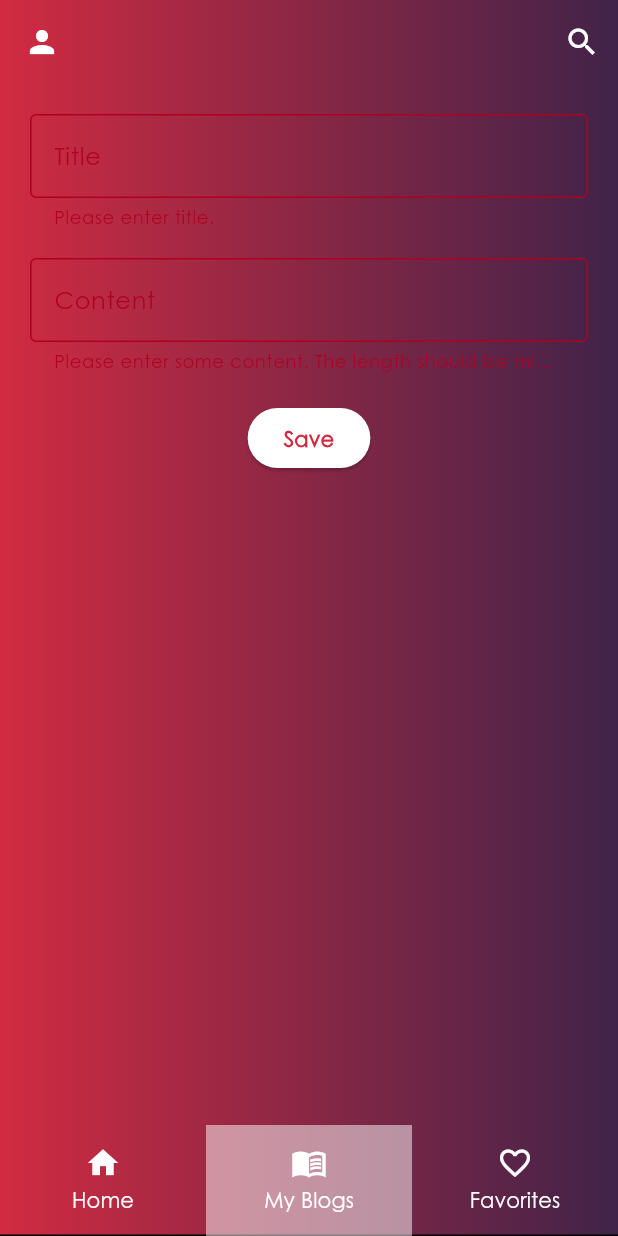
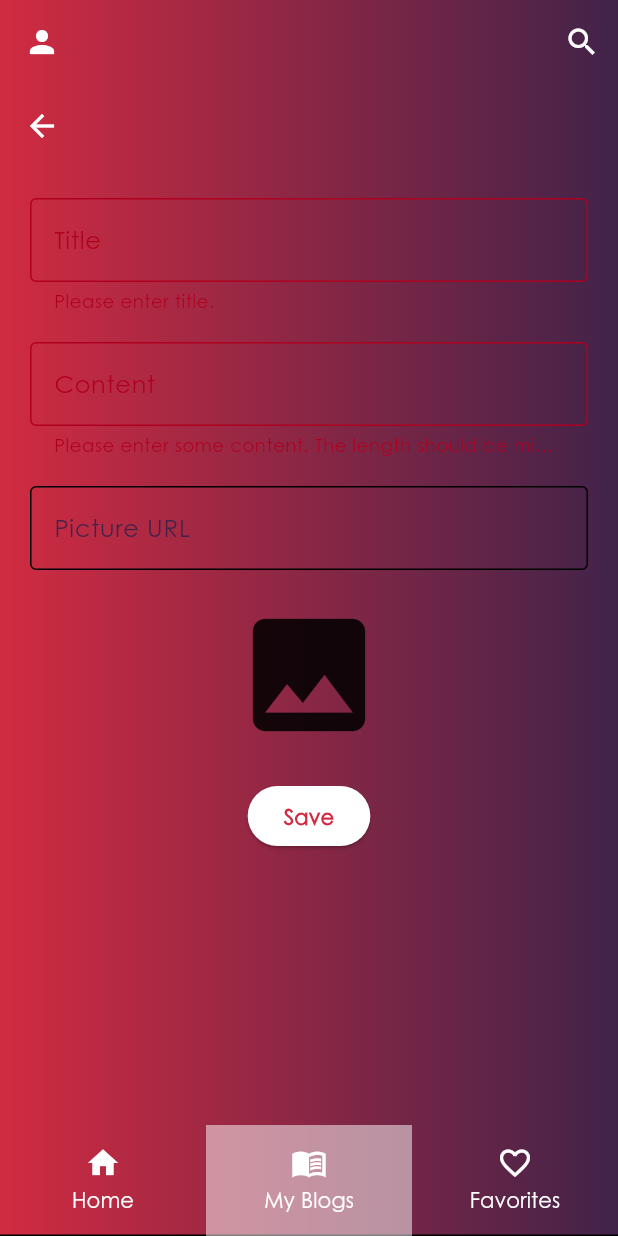
Before and after one commit to hamsiHftm/IN307-Mobile-Computing-Blog, a Flutter app: the screen it shows after launch, item 2 of the bottom bar chosen, after a tap on "Save", on a phone screen of 412 x 824 dp. Run offline on Flutter 3.47's test engine with Material 3 defaults, Android fonts, the phone set to English and light mode, and no system bars; our stand-ins replace logger, lottie, timeago; network calls fail.

Commit message:
Blog Form View changed. Not finished yet

```diff
--- a/lib/screens/blog_detail_view.dart
+++ b/lib/screens/blog_detail_view.dart
@@ -95,6 +95,7 @@ class _BlogDetailViewState extends State<BlogDetailView> {
   Widget build(BuildContext context) {
     return BlogScaffoldWidget(
       showBackButton: true,
+
       body: FutureBuilder<Blog?>(
         future: _futureBlog,
         builder: (context, snapshot) {
--- a/lib/screens/blog_form_view.dart
+++ b/lib/screens/blog_form_view.dart
@@ -1,5 +1,7 @@
 import 'package:flutter/material.dart';
+import 'package:in307_mobile_computing_blog/component/blog_scaffold_widget.dart';
 import 'package:in307_mobile_computing_blog/model/blog.dart';
+import 'package:http/http.dart' as http;
 
 class BlogFormView extends StatefulWidget {
   final Function({required Blog newBlog, Blog? oldBlog}) onSave;
@@ -15,20 +17,64 @@ class _BlogFormViewState extends State<BlogFormView> {
   final _formKey = GlobalKey<FormState>();
   late TextEditingController _titleController;
   late TextEditingController _contentController;
+  late TextEditingController _picUrlController;
+  String? _picUrl; // To store the picture URL for preview
+  bool _isFetchingPic = false;
+  bool _isPicLoading = false;
+  bool _picFetchedSuccessfully = true;
 
   @override
   void initState() {
     super.initState();
-    // Initialize controllers based on whether blog is null or not
     _titleController = TextEditingController(text: widget.blog?.title ?? '');
     _contentController = TextEditingController(text: widget.blog?.content ?? '');
+    _picUrlController = TextEditingController(text: widget.blog?.picUrl ?? '');
+    _picUrl = widget.blog?.picUrl;
+
+    // Fetch image if URL is provided
+    if (_picUrl != null && _picUrl!.isNotEmpty) {
+      _fetchPic(_picUrl!);
+    }
   }
 
   @override
   void dispose() {
     _titleController.dispose();
     _contentController.dispose();
+    _picUrlController.dispose();
     super.dispose();
+  }
+
+  Future<void> _fetchPic(String url) async {
+    setState(() {
+      _isFetchingPic = true;
+      _isPicLoading = true;
+      _picFetchedSuccessfully = false;
+    });
+
+    try {
+      final response = await http.get(Uri.parse(url));
+      if (response.statusCode == 200) {
+        setState(() {
+          _picFetchedSuccessfully = true;
+          _isPicLoading = false;
+        });
+      } else {
+        setState(() {
+          _picFetchedSuccessfully = false;
+          _isPicLoading = false;
+        });
+      }
+    } catch (e) {
+      setState(() {
+        _picFetchedSuccessfully = false;
+        _isPicLoading = false;
+      });
+    } finally {
+      setState(() {
+        _isFetchingPic = false;
+      });
+    }
   }
 
   void _handleSubmit() {
@@ -37,23 +83,27 @@ class _BlogFormViewState extends State<BlogFormView> {
         id: widget.blog?.id ?? 0,
         title: _titleController.text,
         content: _contentController.text,
-        createdAt: widget.blog?.createdAt ?? DateTime.now(), // Use existing date or current date
-        isFavorite: widget.blog?.isFavorite ?? false, // Use existing favorite status or false
+        createdAt: widget.blog?.createdAt ?? DateTime.now(),
+        isFavorite: widget.blog?.isFavorite ?? false,
+        picUrl: _picUrlController.text.isEmpty ? null : _picUrlController.text,
       );
 
-      widget.onSave(newBlog: editedBlog, oldBlog: widget.blog); // Call onSave with edited or new blog
+      widget.onSave(newBlog: editedBlog, oldBlog: widget.blog);
       Navigator.pop(context);
     }
   }
 
   @override
   Widget build(BuildContext context) {
-    return Padding(
+    return BlogScaffoldWidget(
+      showBackButton: true,
+      body: SingleChildScrollView(
+        child: Padding(
           padding: const EdgeInsets.all(20.0),
           child: Form(
             key: _formKey,
             child: Column(
-            mainAxisAlignment: MainAxisAlignment.start,
+              mainAxisSize: MainAxisSize.min, // Important: Allows Column to take only as much vertical space as needed
               children: <Widget>[
                 TextFormField(
                   controller: _titleController,
@@ -84,6 +134,41 @@ class _BlogFormViewState extends State<BlogFormView> {
                   maxLines: null, // Allow multiple lines for content
                 ),
                 SizedBox(height: 20),
+                TextFormField(
+                  controller: _picUrlController,
+                  decoration: InputDecoration(
+                    labelText: 'Picture URL',
+                    border: OutlineInputBorder(),
+                  ),
+                  onChanged: (url) {
+                    setState(() {
+                      _picUrl = url;
+                      if (url.isNotEmpty) {
+                        _fetchPic(url);
+                      } else {
+                        _picFetchedSuccessfully = false;
+                        _isPicLoading = false;
+                      }
+                    });
+                  },
+                ),
+                SizedBox(height: 20),
+                if (_isFetchingPic) ...[
+                  Center(child: CircularProgressIndicator()),
+                ] else if (_picFetchedSuccessfully && _picUrl != null) ...[
+                  Image.network(
+                    _picUrl!,
+                    width: 100,
+                    height: 100,
+                    fit: BoxFit.cover,
+                    errorBuilder: (context, error, stackTrace) {
+                      return Icon(Icons.broken_image, size: 100);
+                    },
+                  ),
+                ] else ...[
+                  Icon(Icons.image, size: 100), // Placeholder
+                ],
+                SizedBox(height: 20),
                 ElevatedButton(
                   onPressed: _handleSubmit,
                   child: Text(widget.blog == null ? 'Save' : 'Update'),
@@ -91,6 +176,8 @@ class _BlogFormViewState extends State<BlogFormView> {
               ],
             ),
           ),
+        ),
+      ),
     );
   }
 }
```
Lines whose indentation alone changed are shown as unchanged.
